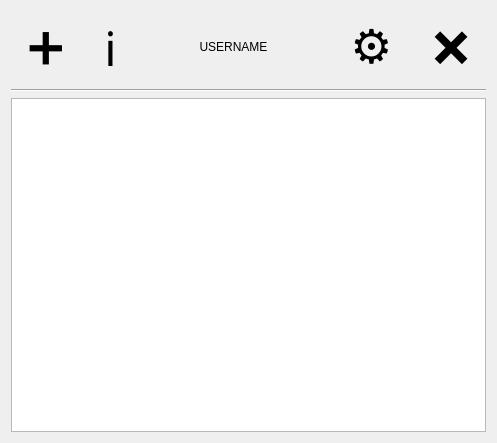
Before: the Qt Designer form src/win/passwordswindow.ui in Stypox/qt-password-management, drawn with Qt 5.
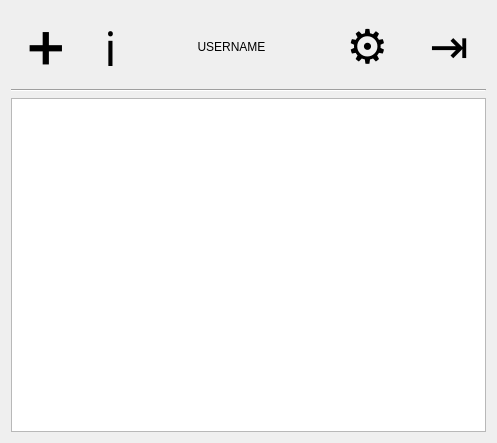
After: the same form once the commit is applied.

```diff
--- a/src/win/passwordswindow.ui
+++ b/src/win/passwordswindow.ui
@@ -116,7 +116,7 @@
          </font>
         </property>
         <property name="text">
-         <string>❌</string>
+         <string>⇥</string>
         </property>
         <property name="autoRaise">
          <bool>true</bool>
```
Left out of the diff: 2 changed lines with no effect on the pictures.
